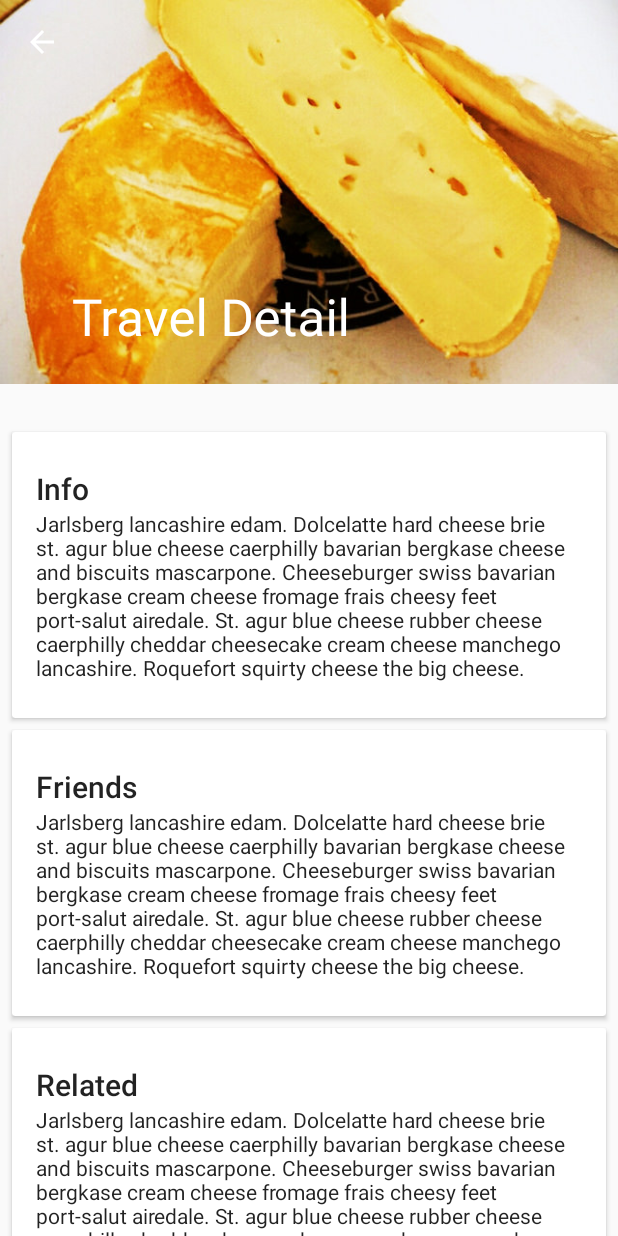
After one commit to MatejVukosav/sw-shakeMyTours-android, an Android app: the TravelDetailActivity screen opened directly, with no data from a screen before it, on a phone screen of 412 x 824 dp. The commit adds this screen. Run offline under Robolectric (Android 15) with nearby library versions, the phone set to English and light mode, and no system bars; pictures from the network do not load.

Commit message:
add detail activity

```diff
--- a/app/build.gradle
+++ b/app/build.gradle
@@ -78,6 +78,8 @@ dependencies {
     compile 'com.github.frankiesardo:auto-parcel:' + autoparcelVersion
     compile 'frankiesardo:icepick:' + icepickVersion
 
+    compile 'com.github.bumptech.glide:glide:3.6.0'
+
     //Uncomment to add crashlytics
     //compile('com.crashlytics.sdk.android:crashlytics:2.2.0@aar') {
     //  transitive = true;
--- a/app/src/main/java/com/codetroopers/shakemytours/ui/activity/HomeActivity.java
+++ b/app/src/main/java/com/codetroopers/shakemytours/ui/activity/HomeActivity.java
@@ -73,13 +73,20 @@ public class HomeActivity extends BaseActionBarActivity implements DrawerAdapter
         mShakeDetector = new ShakeDetector(new ShakeDetector.OnShakeListener() {
             @Override
             public void onShake() {
-                Toast.makeText(HomeActivity.this, "Votre journée est prête", Toast.LENGTH_SHORT).show();
-                mHomeTextview.setVisibility(View.GONE);
-                mRecyclerView.setVisibility(View.VISIBLE);
-
-                setupRecyclerView(mRecyclerView);
+                HomeActivity.this.onShake();
             }
         });
+
+//        FIXME remove for real run
+        onShake();
+    }
+
+    private void onShake() {
+        Toast.makeText(HomeActivity.this, "Votre journée est prête", Toast.LENGTH_SHORT).show();
+        mHomeTextview.setVisibility(View.GONE);
+        mRecyclerView.setVisibility(View.VISIBLE);
+
+        setupRecyclerView(mRecyclerView);
     }
 
     private void setupRecyclerView(RecyclerView recyclerView) {
@@ -245,7 +252,7 @@ public class HomeActivity extends BaseActionBarActivity implements DrawerAdapter
     }
 
 
-    class TravelViewHolder extends RecyclerView.ViewHolder implements ItemTouchHelperViewHolder {
+    class TravelViewHolder extends RecyclerView.ViewHolder implements ItemTouchHelperViewHolder, View.OnClickListener {
         public final View mView;
         @Bind(R.id.travel_list_item_cardview)
         CardView mCardView;
@@ -262,6 +269,8 @@ public class HomeActivity extends BaseActionBarActivity implements DrawerAdapter
             super(itemView);
             ButterKnife.bind(this, itemView);
             mView = itemView;
+
+            mCardView.setOnClickListener(this);
         }
 
 
@@ -282,5 +291,10 @@ public class HomeActivity extends BaseActionBarActivity implements DrawerAdapter
                 mCardView.setBackgroundColor(0xFFFAFAFA);
             }
         }
+
+        @Override
+        public void onClick(View v) {
+            startActivity(TravelDetailActivity.newIntent(HomeActivity.this));
+        }
     }
 }
--- /dev/null
+++ b/app/src/main/java/com/codetroopers/shakemytours/ui/activity/TravelDetailActivity.java
@@ -0,0 +1,73 @@
+/*
+ * Copyright (C) 2015 The Android Open Source Project
+ *
+ * Licensed under the Apache License, Version 2.0 (the "License");
+ * you may not use this file except in compliance with the License.
+ * You may obtain a copy of the License at
+ *
+ *      http://www.apache.org/licenses/LICENSE-2.0
+ *
+ * Unless required by applicable law or agreed to in writing, software
+ * distributed under the License is distributed on an "AS IS" BASIS,
+ * WITHOUT WARRANTIES OR CONDITIONS OF ANY KIND, either express or implied.
+ * See the License for the specific language governing permissions and
+ * limitations under the License.
+ */
+
+package com.codetroopers.shakemytours.ui.activity;
+
+import android.content.Context;
+import android.content.Intent;
+import android.os.Bundle;
+import android.support.design.widget.CollapsingToolbarLayout;
+import android.support.v7.app.AppCompatActivity;
+import android.support.v7.widget.Toolbar;
+import android.view.MenuItem;
+import android.widget.ImageView;
+
+import com.bumptech.glide.Glide;
+import com.codetroopers.shakemytours.R;
+
+public class TravelDetailActivity extends AppCompatActivity {
+
+    public static final String EXTRA_NAME = "cheese_name";
+
+    public static Intent newIntent(Context context) {
+        return new Intent(context, TravelDetailActivity.class);
+    }
+
+    @Override
+    public void onCreate(Bundle savedInstanceState) {
+        super.onCreate(savedInstanceState);
+        setContentView(R.layout.activity_detail);
+
+        Intent intent = getIntent();
+        final String cheeseName = intent.getStringExtra(EXTRA_NAME);
+
+        final Toolbar toolbar = (Toolbar) findViewById(R.id.toolbar);
+        setSupportActionBar(toolbar);
+        getSupportActionBar().setDisplayHomeAsUpEnabled(true);
+
+        CollapsingToolbarLayout collapsingToolbar =
+                (CollapsingToolbarLayout) findViewById(R.id.collapsing_toolbar);
+        collapsingToolbar.setTitle(cheeseName);
+
+        loadBackdrop();
+    }
+
+    @Override
+    public boolean onOptionsItemSelected(MenuItem item) {
+        switch (item.getItemId()) {
+            case android.R.id.home:
+                finish();
+                return true;
+        }
+        return super.onOptionsItemSelected(item);
+    }
+
+    private void loadBackdrop() {
+        final ImageView imageView = (ImageView) findViewById(R.id.backdrop);
+        Glide.with(this).load(R.drawable.cheese_1).centerCrop().into(imageView);
+    }
+
+}
--- /dev/null
+++ b/app/src/main/res/layout/activity_detail.xml
@@ -0,0 +1,155 @@
+<?xml version="1.0" encoding="utf-8"?><!--
+  ~ Copyright (C) 2015 The Android Open Source Project
+  ~
+  ~ Licensed under the Apache License, Version 2.0 (the "License");
+  ~ you may not use this file except in compliance with the License.
+  ~ You may obtain a copy of the License at
+  ~
+  ~      http://www.apache.org/licenses/LICENSE-2.0
+  ~
+  ~ Unless required by applicable law or agreed to in writing, software
+  ~ distributed under the License is distributed on an "AS IS" BASIS,
+  ~ WITHOUT WARRANTIES OR CONDITIONS OF ANY KIND, either express or implied.
+  ~ See the License for the specific language governing permissions and
+  ~ limitations under the License.
+-->
+
+<android.support.design.widget.CoordinatorLayout xmlns:android="http://schemas.android.com/apk/res/android"
+    xmlns:app="http://schemas.android.com/apk/res-auto"
+    android:id="@+id/main_content"
+    android:layout_width="match_parent"
+    android:layout_height="match_parent"
+    android:fitsSystemWindows="true">
+
+    <android.support.design.widget.AppBarLayout
+        android:id="@+id/appbar"
+        android:layout_width="match_parent"
+        android:layout_height="@dimen/detail_backdrop_height"
+        android:fitsSystemWindows="true"
+        android:theme="@style/ThemeOverlay.AppCompat.Dark.ActionBar">
+
+        <android.support.design.widget.CollapsingToolbarLayout
+            android:id="@+id/collapsing_toolbar"
+            android:layout_width="match_parent"
+            android:layout_height="match_parent"
+            android:fitsSystemWindows="true"
+            app:contentScrim="?attr/colorPrimary"
+            app:expandedTitleMarginEnd="64dp"
+            app:expandedTitleMarginStart="48dp"
+            app:layout_scrollFlags="scroll|exitUntilCollapsed">
+
+            <ImageView
+                android:id="@+id/backdrop"
+                android:layout_width="match_parent"
+                android:layout_height="match_parent"
+                android:fitsSystemWindows="true"
+                android:scaleType="centerCrop"
+                app:layout_collapseMode="parallax" />
+
+            <android.support.v7.widget.Toolbar
+                android:id="@+id/toolbar"
+                android:layout_width="match_parent"
+                android:layout_height="?attr/actionBarSize"
+                app:layout_collapseMode="pin"
+                app:popupTheme="@style/ThemeOverlay.AppCompat.Light" />
+
+        </android.support.design.widget.CollapsingToolbarLayout>
+
+    </android.support.design.widget.AppBarLayout>
+
+    <android.support.v4.widget.NestedScrollView
+        android:layout_width="match_parent"
+        android:layout_height="match_parent"
+        app:layout_behavior="@string/appbar_scrolling_view_behavior">
+
+        <LinearLayout
+            android:layout_width="match_parent"
+            android:layout_height="match_parent"
+            android:orientation="vertical"
+            android:paddingTop="24dp">
+
+            <android.support.v7.widget.CardView
+                android:layout_width="match_parent"
+                android:layout_height="wrap_content"
+                android:layout_margin="@dimen/card_margin">
+
+                <LinearLayout
+                    style="@style/Widget.CardContent"
+                    android:layout_width="match_parent"
+                    android:layout_height="wrap_content">
+
+                    <TextView
+                        android:layout_width="match_parent"
+                        android:layout_height="wrap_content"
+                        android:text="Info"
+                        android:textAppearance="@style/TextAppearance.AppCompat.Title" />
+
+                    <TextView
+                        android:layout_width="match_parent"
+                        android:layout_height="wrap_content"
+                        android:text="@string/cheese_ipsum" />
+
+                </LinearLayout>
+
+            </android.support.v7.widget.CardView>
+
+            <android.support.v7.widget.CardView
+                android:layout_width="match_parent"
+                android:layout_height="wrap_content"
+                android:layout_marginBottom="@dimen/card_margin"
+                android:layout_marginLeft="@dimen/card_margin"
+                android:layout_marginRight="@dimen/card_margin">
+
+                <LinearLayout
+                    style="@style/Widget.CardContent"
+                    android:layout_width="match_parent"
+                    android:layout_height="wrap_content">
+
+                    <TextView
+                        android:layout_width="match_parent"
+                        android:layout_height="wrap_content"
+                        android:text="Friends"
+                        android:textAppearance="@style/TextAppearance.AppCompat.Title" />
+
+                    <TextView
+                        android:layout_width="match_parent"
+                        android:layout_height="wrap_content"
+                        android:text="@string/cheese_ipsum" />
+
+                </LinearLayout>
+
+            </android.support.v7.widget.CardView>
+
+            <android.support.v7.widget.CardView
+                android:layout_width="match_parent"
+                android:layout_height="wrap_content"
+                android:layout_marginBottom="@dimen/card_margin"
+                android:layout_marginLeft="@dimen/card_margin"
+                android:layout_marginRight="@dimen/card_margin">
+
+                <LinearLayout
+                    style="@style/Widget.CardContent"
+                    android:layout_width="match_parent"
+                    android:layout_height="wrap_content">
+
+                    <TextView
+                        android:layout_width="match_parent"
+                        android:layout_height="wrap_content"
+                        android:text="Related"
+                        android:textAppearance="@style/TextAppearance.AppCompat.Title" />
+
+                    <TextView
+                        android:layout_width="match_parent"
+                        android:layout_height="wrap_content"
+                        android:text="@string/cheese_ipsum" />
+
+                </LinearLayout>
+
+            </android.support.v7.widget.CardView>
+
+        </LinearLayout>
+
+    </android.support.v4.widget.NestedScrollView>
+
+
+</android.support.design.widget.CoordinatorLayout>
--- a/app/src/main/res/values/dimens.xml
+++ b/app/src/main/res/values/dimens.xml
@@ -21,4 +21,6 @@
     <dimen name="text_normal">16sp</dimen>
     <dimen name="text_medium">18sp</dimen>
     <dimen name="text_large">24sp</dimen>
+
+    <dimen name="detail_backdrop_height">256dp</dimen>
 </resources>
--- a/app/src/main/res/values/strings.xml
+++ b/app/src/main/res/values/strings.xml
@@ -9,4 +9,11 @@
     <string name="drawer_close">close</string>
     <string name="empty" />
 
+      <string name="cheese_ipsum">Jarlsberg lancashire edam. Dolcelatte hard cheese brie st. agur blue
+    cheese caerphilly bavarian bergkase cheese and biscuits mascarpone. Cheeseburger swiss bavarian
+    bergkase cream cheese fromage frais cheesy feet port-salut airedale. St. agur blue cheese rubber
+    cheese caerphilly cheddar cheesecake cream cheese manchego lancashire. Roquefort squirty cheese
+    the big cheese.</string>
+    <string name="detail_title">Travel Detail</string>
+
 </resources>
--- a/app/src/main/res/values/styles.xml
+++ b/app/src/main/res/values/styles.xml
@@ -37,6 +37,13 @@
         <item name="android:layout_marginBottom">@dimen/card_margin_half</item>
     </style>
 
+    <style name="Widget.CardContent" parent="android:Widget">
+        <item name="android:paddingLeft">16dp</item>
+        <item name="android:paddingRight">16dp</item>
+        <item name="android:paddingTop">24dp</item>
+        <item name="android:paddingBottom">24dp</item>
+        <item name="android:orientation">vertical</item>
+    </style>
 
     <style name="Text" />
 
```
Also changed, not shown: app/src/main/AndroidManifest.xml (+8 -3 lines), app/src/main/res/drawable/cheese_1.jpg (added).
